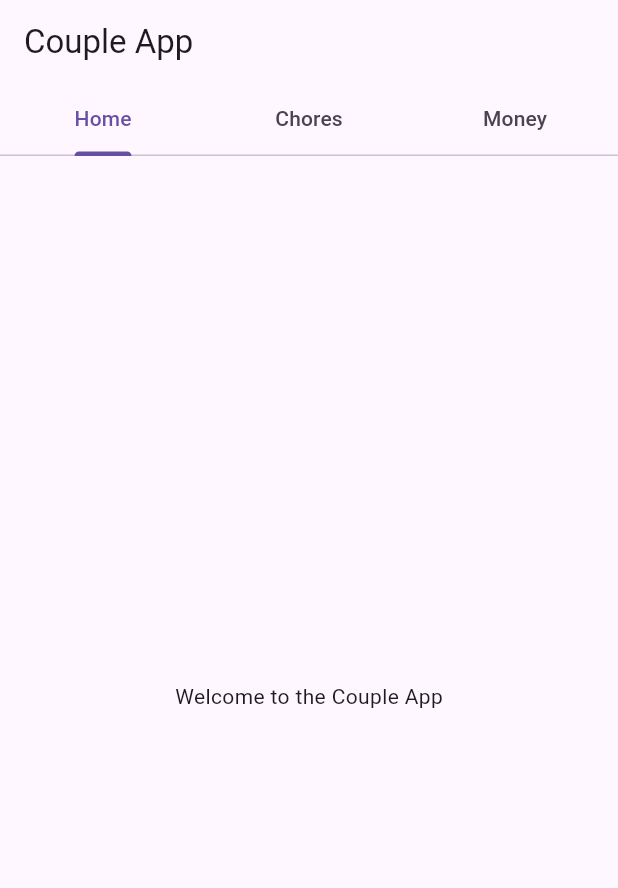
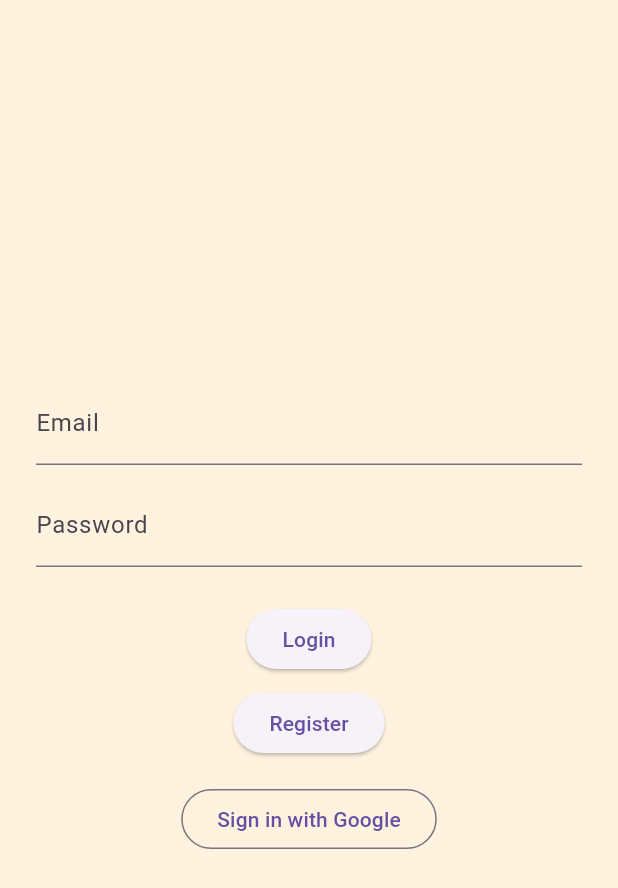
Before and after one commit to vishwanathdugani/couple-app, a Flutter app: the screen it shows after launch, on a phone screen of 412 x 824 dp. Shown: the top 888 px of the screen. Run offline on Flutter 3.47's test engine with Material 3 defaults, Android fonts, the phone set to English and light mode, and no system bars; our stand-ins replace google_sign_in.

Commit message:
Add email and Google authentication

```diff
--- /dev/null
+++ b/frontend/lib/login_page.dart
@@ -0,0 +1,108 @@
+import 'dart:convert';
+import 'package:flutter/material.dart';
+import 'package:http/http.dart' as http;
+import 'package:google_sign_in/google_sign_in.dart';
+import 'home_page.dart';
+
+class LoginPage extends StatefulWidget {
+  const LoginPage({Key? key}) : super(key: key);
+
+  @override
+  State<LoginPage> createState() => _LoginPageState();
+}
+
+class _LoginPageState extends State<LoginPage> {
+  final TextEditingController _emailController = TextEditingController();
+  final TextEditingController _passwordController = TextEditingController();
+  final GoogleSignIn _googleSignIn = GoogleSignIn(scopes: ['email']);
+
+  Future<void> _login() async {
+    final response = await http.post(
+      Uri.parse('http://localhost:8000/api/auth/login/'),
+      body: {
+        'email': _emailController.text,
+        'password': _passwordController.text,
+      },
+    );
+    if (response.statusCode == 200) {
+      if (!mounted) return;
+      Navigator.of(context).pushReplacement(
+        MaterialPageRoute(builder: (_) => const HomePage()),
+      );
+    }
+  }
+
+  Future<void> _register() async {
+    final response = await http.post(
+      Uri.parse('http://localhost:8000/api/auth/registration/'),
+      body: {
+        'email': _emailController.text,
+        'password1': _passwordController.text,
+        'password2': _passwordController.text,
+      },
+    );
+    if (response.statusCode == 201) {
+      if (!mounted) return;
+      Navigator.of(context).pushReplacement(
+        MaterialPageRoute(builder: (_) => const HomePage()),
+      );
+    }
+  }
+
+  Future<void> _googleLogin() async {
+    final account = await _googleSignIn.signIn();
+    if (account == null) return;
+    final auth = await account.authentication;
+    final response = await http.post(
+      Uri.parse('http://localhost:8000/api/auth/google/'),
+      body: jsonEncode({'access_token': auth.accessToken}),
+      headers: {'Content-Type': 'application/json'},
+    );
+    if (response.statusCode == 200) {
+      if (!mounted) return;
+      Navigator.of(context).pushReplacement(
+        MaterialPageRoute(builder: (_) => const HomePage()),
+      );
+    }
+  }
+
+  @override
+  Widget build(BuildContext context) {
+    return Scaffold(
+      backgroundColor: Colors.orange.shade50,
+      body: Padding(
+        padding: const EdgeInsets.all(24),
+        child: Column(
+          mainAxisAlignment: MainAxisAlignment.center,
+          children: [
+            TextField(
+              controller: _emailController,
+              decoration: const InputDecoration(labelText: 'Email'),
+            ),
+            const SizedBox(height: 12),
+            TextField(
+              controller: _passwordController,
+              obscureText: true,
+              decoration: const InputDecoration(labelText: 'Password'),
+            ),
+            const SizedBox(height: 24),
+            ElevatedButton(
+              onPressed: _login,
+              child: const Text('Login'),
+            ),
+            const SizedBox(height: 8),
+            ElevatedButton(
+              onPressed: _register,
+              child: const Text('Register'),
+            ),
+            const SizedBox(height: 16),
+            OutlinedButton(
+              onPressed: _googleLogin,
+              child: const Text('Sign in with Google'),
+            ),
+          ],
+        ),
+      ),
+    );
+  }
+}
--- a/frontend/lib/main.dart
+++ b/frontend/lib/main.dart
@@ -1,5 +1,5 @@
 import 'package:flutter/material.dart';
-import 'home_page.dart';
+import 'login_page.dart';
 
 void main() {
   runApp(const MyApp());
@@ -13,7 +13,7 @@ class MyApp extends StatelessWidget {
     return MaterialApp(
       title: 'Couple App',
       theme: ThemeData(primarySwatch: Colors.deepOrange),
-      home: const HomePage(),
+      home: const LoginPage(),
     );
   }
 }
--- a/frontend/pubspec.yaml
+++ b/frontend/pubspec.yaml
@@ -9,6 +9,8 @@ environment:
 dependencies:
   flutter:
     sdk: flutter
+  http: ^0.13.5
+  google_sign_in: ^5.4.0
 
 
 dev_dependencies:
```
Also changed, not shown: 3 other files.
